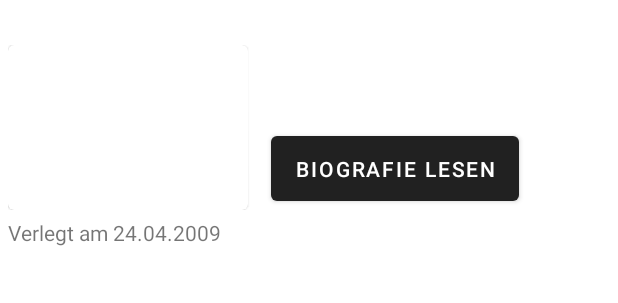
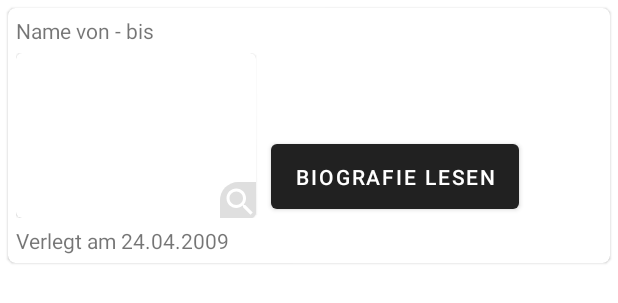
Before and after one commit to kaiwinter/stolpersteine-kiel, an Android app: the layout stolperstein_listview_item.xml on its own in the app's theme, with its tools: preview values and no code run, on a phone screen of 412 x 824 dp. Shown: the top 303 px of the screen. Run offline under Robolectric (Android 15) with nearby library versions, the phone set to English and light mode, and no system bars.

Commit message:
Darstellung StolpersteinActivity verbessert

```diff
--- /dev/null
+++ b/stolpersteineKiel/src/main/res/drawable/baseline_search_24.xml
@@ -0,0 +1,15 @@
+<vector xmlns:android="http://schemas.android.com/apk/res/android"
+    android:width="24dp"
+    android:height="24dp"
+    android:viewportWidth="24"
+    android:viewportHeight="24">
+  <path
+      android:pathData="M12.061,0H24V24H0V12.061A12.061,12.061 135,0 1,12.061 0Z"
+      android:strokeWidth="0.65724"
+      android:fillColor="#bebebe"
+      android:strokeColor="#00000000"
+      android:fillAlpha="0.5"/>
+  <path
+      android:pathData="m16.847,15.271h-0.79l-0.28,-0.27c0.98,-1.14 1.57,-2.62 1.57,-4.23 0,-3.59 -2.91,-6.5 -6.5,-6.5 -3.59,0 -6.5,2.91 -6.5,6.5 0,3.59 2.91,6.5 6.5,6.5 1.61,0 3.09,-0.59 4.23,-1.57l0.27,0.28v0.79l5,4.99 1.49,-1.49zM10.847,15.271c-2.49,0 -4.5,-2.01 -4.5,-4.5 0,-2.49 2.01,-4.5 4.5,-4.5 2.49,0 4.5,2.01 4.5,4.5 0,2.49 -2.01,4.5 -4.5,4.5z"
+      android:fillColor="@android:color/white"/>
+</vector>
--- a/stolpersteineKiel/src/main/res/layout/activity_stolperstein.xml
+++ b/stolpersteineKiel/src/main/res/layout/activity_stolperstein.xml
@@ -1,10 +1,8 @@
 <com.nirhart.parallaxscroll.views.ParallaxScrollView xmlns:android="http://schemas.android.com/apk/res/android"
-    xmlns:tools="http://schemas.android.com/tools"
     xmlns:app="http://schemas.android.com/apk/res-auto"
     android:layout_width="match_parent"
     android:layout_height="match_parent"
-    app:parallax_factor="1.9"
-    tools:context="de.vrlfr.stolpersteine.activity.main.MainActivity" >
+    app:parallax_factor="1.9">
 
     <LinearLayout
         android:layout_width="match_parent"
@@ -21,10 +19,8 @@
             android:id="@+id/listViewFix"
             android:layout_width="match_parent"
             android:layout_height="wrap_content"
-            android:divider="?android:listDivider"
             android:dividerPadding="2dp"
-            android:orientation="vertical"
-            android:showDividers="middle" />
+            android:orientation="vertical"/>
     </LinearLayout>
 
 </com.nirhart.parallaxscroll.views.ParallaxScrollView>
--- a/stolpersteineKiel/src/main/res/layout/stolperstein_listview_item.xml
+++ b/stolpersteineKiel/src/main/res/layout/stolperstein_listview_item.xml
@@ -1,34 +1,41 @@
 <?xml version="1.0" encoding="utf-8"?>
-<LinearLayout xmlns:android="http://schemas.android.com/apk/res/android"
+
+<com.google.android.material.card.MaterialCardView xmlns:android="http://schemas.android.com/apk/res/android"
+    xmlns:tools="http://schemas.android.com/tools"
     android:layout_width="match_parent"
     android:layout_height="wrap_content"
-    xmlns:tools="http://schemas.android.com/tools"
+    xmlns:app="http://schemas.android.com/apk/res-auto"
+    android:layout_marginVertical="5dp"
+    android:layout_marginHorizontal="5dp"
+    app:cardCornerRadius="5dp">
+
+    <LinearLayout
+        android:layout_width="match_parent"
+        android:layout_height="wrap_content"
         android:orientation="vertical"
-    android:paddingBottom="5dp"
-    android:paddingTop="5dp"
-    android:background="@android:color/white">
+        android:padding="5dp">
 
         <TextView
             android:id="@+id/stolpersteinNamen"
             android:layout_width="wrap_content"
             android:layout_height="wrap_content"
-        android:paddingEnd="5dp"
-        android:paddingStart="5dp" />
+            android:paddingBottom="5dp"
+            tools:text="Name von - bis"/>
 
         <LinearLayout
             android:layout_width="match_parent"
             android:layout_height="wrap_content"
             android:gravity="start"
-        android:orientation="horizontal"
-        android:paddingBottom="5dp"
-        android:paddingLeft="5dp"
-        android:paddingRight="5dp"
-        android:paddingTop="5dp" >
+            android:orientation="horizontal" >
 
             <com.google.android.material.card.MaterialCardView
                 android:layout_width="wrap_content"
                 android:layout_height="wrap_content"
                 android:layout_gravity="center">
+
+                <FrameLayout
+                    android:layout_width="wrap_content"
+                    android:layout_height="wrap_content">
                 <ImageView
                     android:id="@+id/stolpersteinBild"
                     android:layout_width="wrap_content"
@@ -39,15 +46,20 @@
                     android:maxHeight="110dp"
                     android:maxWidth="160dp"
                     android:contentDescription="Foto des Stolpersteins" />
+                </FrameLayout>
+                <ImageView
+                    android:layout_width="wrap_content"
+                    android:layout_height="wrap_content"
+                    android:src="@drawable/baseline_search_24"
+                    android:layout_gravity="bottom|end"/>
             </com.google.android.material.card.MaterialCardView>
 
             <Button
                 android:id="@+id/biografieButtonTxt"
                 android:layout_width="wrap_content"
                 android:layout_height="55dp"
-            android:layout_marginLeft="15dp"
-            android:layout_marginRight="15dp"
                 android:layout_gravity="bottom"
+                android:layout_marginHorizontal="10dp"
                 android:text="Biografie lesen"/>
 
         </LinearLayout>
@@ -55,7 +67,8 @@
             android:id="@+id/detail_verlegedatum_copyright"
             android:layout_width="match_parent"
             android:layout_height="wrap_content"
-        android:paddingEnd="5dp"
-        android:paddingStart="5dp"
+            android:paddingTop="5dp"
             tools:text="Verlegt am 24.04.2009"/>
     </LinearLayout>
+
+</com.google.android.material.card.MaterialCardView>
```
Lines whose indentation alone changed are shown as unchanged.
